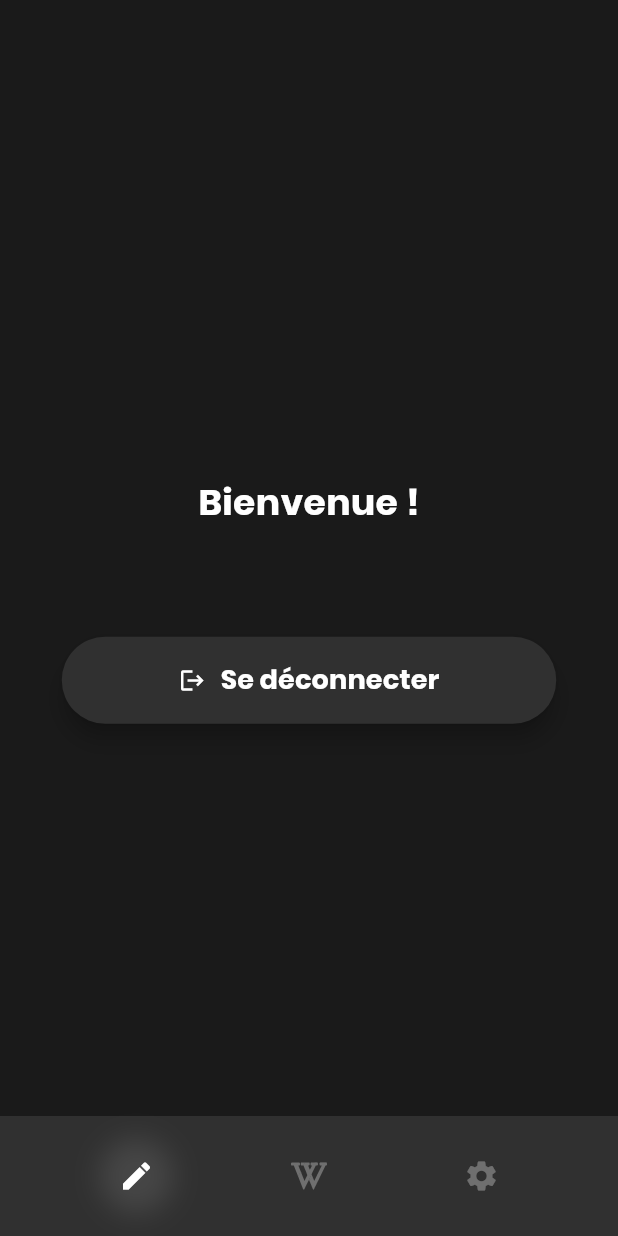
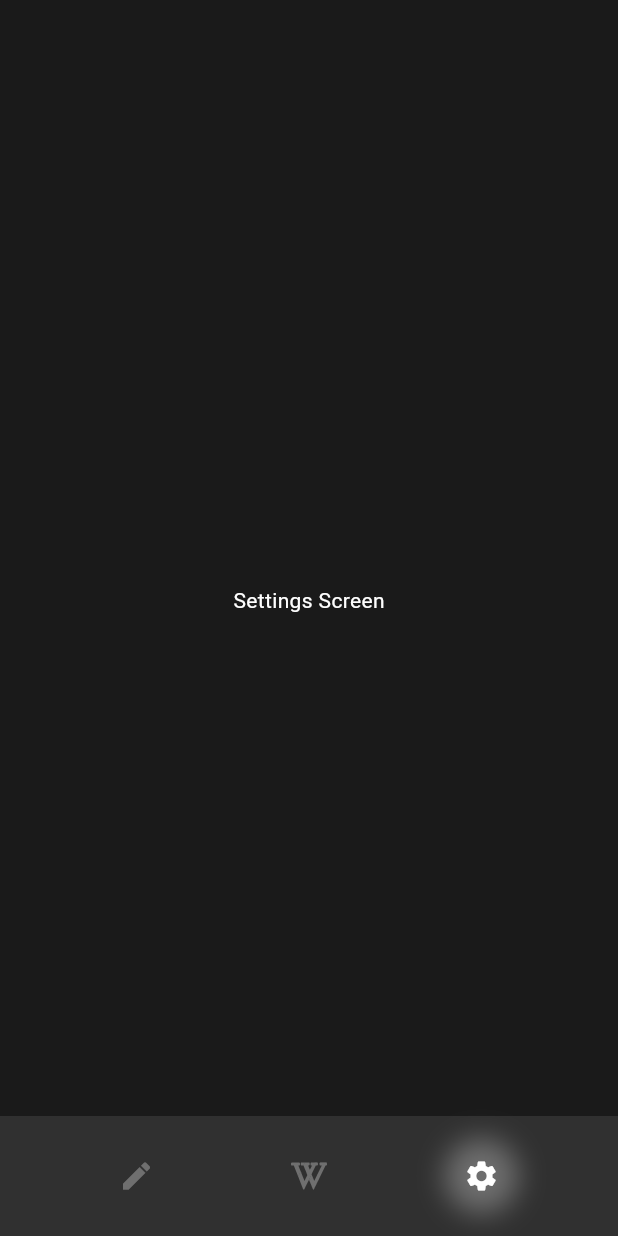
Before and after one commit to Temiyoko/Approximot, a Flutter app: the screen it shows after launch, after a tap on "Jouer en tant qu'invité", after a tap on the "settings" icon, on a phone screen of 412 x 824 dp. Run offline on Flutter 3.47's test engine with Material 3 defaults, Android fonts, the phone set to English and light mode, and no system bars; our stand-ins replace firebase_auth, firebase_core, flutter_svg, google_sign_in, shared_preferences; accounts and stored records are empty.

Commit message:
Created widget for the bottom navbar + added wikitom and settings screens

```diff
--- a/lib/views/screens/email_auth_screen.dart
+++ b/lib/views/screens/email_auth_screen.dart
@@ -1,6 +1,6 @@
 import 'package:flutter/material.dart';
 import 'package:firebase_auth/firebase_auth.dart';
-import 'main_screen.dart';
+import 'lexitom_screen.dart';
 
 class EmailAuthScreen extends StatefulWidget {
   const EmailAuthScreen({super.key});
--- a/lib/views/screens/home_screen.dart
+++ b/lib/views/screens/home_screen.dart
@@ -3,7 +3,7 @@ import 'package:firebase_auth/firebase_auth.dart';
 import 'package:shared_preferences/shared_preferences.dart';
 import '../../services/google_auth_service.dart';
 import 'email_auth_screen.dart';
-import 'main_screen.dart';
+import 'lexitom_screen.dart';
 import '../../utils/page_transitions.dart';
 
 class HomeScreen extends StatefulWidget {
--- a/lib/views/screens/main_screen.dart
+++ b/lib/views/screens/lexitom_screen.dart
@@ -1,8 +1,10 @@
 import 'package:flutter/material.dart';
 import 'package:firebase_auth/firebase_auth.dart';
-import 'package:flutter_svg/svg.dart';
 
 import 'home_screen.dart';
+import 'wikitom_screen.dart';
+import 'settings_screen.dart';
+import '../widgets/custom_bottom_bar.dart';
 
 class MainScreen extends StatelessWidget {
   const MainScreen({super.key});
@@ -95,60 +97,22 @@ class MainScreen extends StatelessWidget {
           ],
         ),
       ),
-      bottomNavigationBar: Container(
-        height: 80,
-        color: const Color(0xFF303030),
-        child: Row(
-          mainAxisAlignment: MainAxisAlignment.spaceEvenly,
-          children: [
-            Container(
-              decoration: BoxDecoration(
-                shape: BoxShape.circle,
-                boxShadow: [
-                  BoxShadow(
-                    color: Colors.grey.withOpacity(0.2),
-                    blurRadius: 15,
-                    spreadRadius: 1,
-                  ),
-                ],
-              ),
-              child: IconButton(
-                icon: const Icon(Icons.mode_edit_outline, size: 24),
-                color: Colors.white,
-                splashColor: Colors.transparent,
-                highlightColor: Colors.transparent,
-                onPressed: () {
-                  print("Clicked on Lexitom");
+      bottomNavigationBar: CustomBottomBar(
+        currentIndex: 0,
+        onTap: (index) {
+          if (index != 0) {
+            Navigator.pushReplacement(
+              context,
+              MaterialPageRoute(
+                builder: (context) => switch (index) {
+                  1 => const WikiGameScreen(),
+                  2 => const SettingsScreen(),
+                  _ => const MainScreen(),
                 },
               ),
-            ),
-            IconButton(
-              icon: SvgPicture.asset(
-                'assets/images/wikitom_logo.svg',
-                width: 24,
-                height: 24,
-                colorFilter: const ColorFilter.mode(
-                  Colors.white30,
-                  BlendMode.srcIn,
-                ),
-              ),
-              splashColor: Colors.transparent,
-              highlightColor: Colors.transparent,
-              onPressed: () {
-                print("Clicked on Wikitom");
-              },
-            ),
-            IconButton(
-              icon: const Icon(Icons.settings, size: 24),
-              color: Colors.white30,
-              splashColor: Colors.transparent,
-              highlightColor: Colors.transparent,
-              onPressed: () {
-                print("Clicked on Settings");
-              },
-            ),
-          ],
-        ),
+            );
+          }
+        },
       ),
     );
   }
--- /dev/null
+++ b/lib/views/screens/settings_screen.dart
@@ -0,0 +1,42 @@
+import 'package:flutter/material.dart';
+import '../widgets/custom_bottom_bar.dart';
+import 'lexitom_screen.dart';
+import 'wikitom_screen.dart';
+
+class SettingsScreen extends StatelessWidget {
+  const SettingsScreen({super.key});
+
+  @override
+  Widget build(BuildContext context) {
+    return Scaffold(
+      backgroundColor: const Color(0xFF1A1A1A),
+      appBar: AppBar(
+        backgroundColor: Colors.transparent,
+        elevation: 0,
+      ),
+      body: const Center(
+        child: Text(
+          'Settings Screen',
+          style: TextStyle(color: Colors.white),
+        ),
+      ),
+      bottomNavigationBar: CustomBottomBar(
+        currentIndex: 2,
+        onTap: (index) {
+          if (index != 2) {
+            Navigator.pushReplacement(
+              context,
+              MaterialPageRoute(
+                builder: (context) => switch (index) {
+                  0 => const MainScreen(),
+                  1 => const WikiGameScreen(),
+                  _ => const SettingsScreen(),
+                },
+              ),
+            );
+          }
+        },
+      ),
+    );
+  }
+}
--- /dev/null
+++ b/lib/views/widgets/custom_bottom_bar.dart
@@ -0,0 +1,82 @@
+import 'package:flutter/material.dart';
+import 'package:flutter_svg/flutter_svg.dart';
+
+class CustomBottomBar extends StatelessWidget {
+  final int currentIndex;
+  final Function(int) onTap;
+
+  const CustomBottomBar({
+    super.key,
+    required this.currentIndex,
+    required this.onTap,
+  });
+
+  @override
+  Widget build(BuildContext context) {
+    return Container(
+      height: 80,
+      color: const Color(0xFF303030),
+      child: Row(
+        mainAxisAlignment: MainAxisAlignment.spaceEvenly,
+        children: [
+          _buildIcon(0, Icons.mode_edit_outline),
+          _buildWikiIcon(1),
+          _buildIcon(2, Icons.settings),
+        ],
+      ),
+    );
+  }
+
+  Widget _buildIcon(int index, IconData icon) {
+    final bool isSelected = currentIndex == index;
+    return Container(
+      decoration: isSelected ? BoxDecoration(
+        shape: BoxShape.circle,
+        boxShadow: [
+          BoxShadow(
+            color: Colors.white.withOpacity(0.3),
+            blurRadius: 15,
+            spreadRadius: 1,
+          ),
+        ],
+      ) : null,
+      child: IconButton(
+        icon: Icon(icon, size: 24),
+        color: isSelected ? Colors.white : Colors.white30,
+        splashColor: Colors.transparent,
+        highlightColor: Colors.transparent,
+        onPressed: () => onTap(index),
+      ),
+    );
+  }
+
+  Widget _buildWikiIcon(int index) {
+    final bool isSelected = currentIndex == index;
+    return Container(
+      decoration: isSelected ? BoxDecoration(
+        shape: BoxShape.circle,
+        boxShadow: [
+          BoxShadow(
+            color: Colors.white.withOpacity(0.3),
+            blurRadius: 15,
+            spreadRadius: 1,
+          ),
+        ],
+      ) : null,
+      child: IconButton(
+        icon: SvgPicture.asset(
+          'assets/images/wikitom_logo.svg',
+          width: 24,
+          height: 24,
+          colorFilter: ColorFilter.mode(
+            isSelected ? Colors.white : Colors.white30,
+            BlendMode.srcIn,
+          ),
+        ),
+        splashColor: Colors.transparent,
+        highlightColor: Colors.transparent,
+        onPressed: () => onTap(index),
+      ),
+    );
+  }
+}
```
Also changed, not shown: lib/views/screens/wikitom_screen.dart (added, +42 -0 lines).
